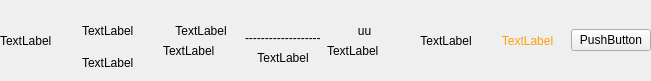
This is ticketinfo.ui in bjutSecurityst/Dtrip as Qt 5 draws it before an edit. The edited form follows.
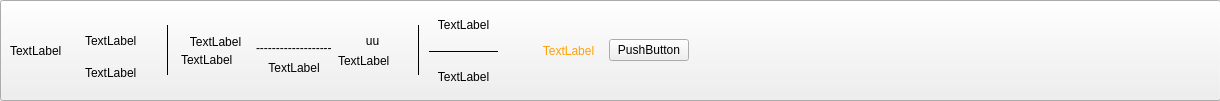
This is the edited form.

```diff
--- a/ticketinfo.ui
+++ b/ticketinfo.ui
@@ -6,23 +6,35 @@
    <rect>
     <x>0</x>
     <y>0</y>
-    <width>651</width>
-    <height>81</height>
+    <width>1220</width>
+    <height>101</height>
    </rect>
   </property>
+  <property name="sizePolicy">
+   <sizepolicy hsizetype="Minimum" vsizetype="Preferred">
+    <horstretch>0</horstretch>
+    <verstretch>0</verstretch>
+   </sizepolicy>
+  </property>
   <property name="windowTitle">
    <string>Form</string>
   </property>
   <widget class="QWidget" name="horizontalLayoutWidget">
    <property name="geometry">
     <rect>
-     <x>0</x>
-     <y>0</y>
-     <width>651</width>
+     <x>10</x>
+     <y>10</y>
+     <width>1201</width>
      <height>81</height>
     </rect>
    </property>
    <layout class="QHBoxLayout" name="horizontalLayout">
+    <property name="sizeConstraint">
+     <enum>QLayout::SizeConstraint::SetMinimumSize</enum>
+    </property>
+    <property name="rightMargin">
+     <number>2</number>
+    </property>
     <item>
      <widget class="QLabel" name="label">
       <property name="text">
@@ -32,7 +44,10 @@
     </item>
     <item>
      <layout class="QVBoxLayout" name="verticalLayout">
-      <item alignment="Qt::AlignmentFlag::AlignBottom">
+      <property name="sizeConstraint">
+       <enum>QLayout::SizeConstraint::SetDefaultConstraint</enum>
+      </property>
+      <item>
        <widget class="QLabel" name="label_2">
         <property name="styleSheet">
          <string notr="true">font: 12pt &quot;Microsoft YaHei UI&quot;;</string>
@@ -40,6 +55,15 @@
         <property name="text">
          <string>TextLabel</string>
         </property>
+        <property name="alignment">
+         <set>Qt::AlignmentFlag::AlignBottom|Qt::AlignmentFlag::AlignLeading|Qt::AlignmentFlag::AlignLeft</set>
+        </property>
+        <property name="wordWrap">
+         <bool>false</bool>
+        </property>
+        <property name="indent">
+         <number>-1</number>
+        </property>
        </widget>
       </item>
       <item>
@@ -51,9 +75,34 @@
       </item>
      </layout>
     </item>
+    <item>
+     <widget class="Line" name="line">
+      <property name="minimumSize">
+       <size>
+        <width>15</width>
+        <height>0</height>
+       </size>
+      </property>
+      <property name="maximumSize">
+       <size>
+        <width>16777215</width>
+        <height>50</height>
+       </size>
+      </property>
+      <property name="frameShadow">
+       <enum>QFrame::Shadow::Plain</enum>
+      </property>
+      <property name="orientation">
+       <enum>Qt::Orientation::Vertical</enum>
+      </property>
+     </widget>
+    </item>
     <item>
      <layout class="QVBoxLayout" name="verticalLayout_2">
-      <item alignment="Qt::AlignmentFlag::AlignBottom">
+      <property name="spacing">
+       <number>4</number>
+      </property>
+      <item>
        <widget class="QLabel" name="label_7">
         <property name="styleSheet">
          <string notr="true">font: 19pt &quot;Microsoft Sans Serif&quot;;</string>
@@ -123,7 +172,7 @@
     </item>
     <item>
      <layout class="QVBoxLayout" name="verticalLayout_3">
-      <item alignment="Qt::AlignmentFlag::AlignBottom">
+      <item>
        <widget class="QLabel" name="label_9">
         <property name="styleSheet">
          <string notr="true">font: 19pt &quot;Microsoft Sans Serif&quot;;</string>
@@ -149,18 +198,98 @@
      </layout>
     </item>
     <item>
-     <widget class="QLabel" name="label_5">
-      <property name="styleSheet">
-       <string notr="true">font: 12pt &quot;Microsoft YaHei UI&quot;;</string>
+     <widget class="Line" name="line_2">
+      <property name="minimumSize">
+       <size>
+        <width>10</width>
+        <height>0</height>
+       </size>
       </property>
-      <property name="text">
-       <string>TextLabel</string>
+      <property name="maximumSize">
+       <size>
+        <width>16777215</width>
+        <height>50</height>
+       </size>
       </property>
-      <property name="alignment">
-       <set>Qt::AlignmentFlag::AlignCenter</set>
+      <property name="frameShadow">
+       <enum>QFrame::Shadow::Plain</enum>
+      </property>
+      <property name="orientation">
+       <enum>Qt::Orientation::Vertical</enum>
       </property>
      </widget>
     </item>
+    <item>
+     <layout class="QVBoxLayout" name="verticalLayout_5" stretch="5,2,5">
+      <item>
+       <widget class="QLabel" name="label_5">
+        <property name="styleSheet">
+         <string notr="true">font: 12pt &quot;Microsoft YaHei UI&quot;;</string>
+        </property>
+        <property name="text">
+         <string>TextLabel</string>
+        </property>
+        <property name="alignment">
+         <set>Qt::AlignmentFlag::AlignCenter</set>
+        </property>
+       </widget>
+      </item>
+      <item>
+       <widget class="Line" name="line_3">
+        <property name="minimumSize">
+         <size>
+          <width>0</width>
+          <height>0</height>
+         </size>
+        </property>
+        <property name="maximumSize">
+         <size>
+          <width>500</width>
+          <height>10</height>
+         </size>
+        </property>
+        <property name="frameShadow">
+         <enum>QFrame::Shadow::Plain</enum>
+        </property>
+        <property name="orientation">
+         <enum>Qt::Orientation::Horizontal</enum>
+        </property>
+       </widget>
+      </item>
+      <item>
+       <widget class="QLabel" name="label_12">
+        <property name="styleSheet">
+         <string notr="true">font: 12pt &quot;Microsoft YaHei UI&quot;;</string>
+        </property>
+        <property name="frameShape">
+         <enum>QFrame::Shape::NoFrame</enum>
+        </property>
+        <property name="text">
+         <string>TextLabel</string>
+        </property>
+        <property name="alignment">
+         <set>Qt::AlignmentFlag::AlignCenter</set>
+        </property>
+       </widget>
+      </item>
+     </layout>
+    </item>
+    <item>
+     <spacer name="horizontalSpacer_2">
+      <property name="orientation">
+       <enum>Qt::Orientation::Horizontal</enum>
+      </property>
+      <property name="sizeType">
+       <enum>QSizePolicy::Policy::Fixed</enum>
+      </property>
+      <property name="sizeHint" stdset="0">
+       <size>
+        <width>30</width>
+        <height>20</height>
+       </size>
+      </property>
+     </spacer>
+    </item>
     <item>
      <widget class="QLabel" name="label_6">
       <property name="styleSheet">
@@ -181,8 +310,39 @@
       </property>
      </widget>
     </item>
+    <item>
+     <spacer name="horizontalSpacer">
+      <property name="orientation">
+       <enum>Qt::Orientation::Horizontal</enum>
+      </property>
+      <property name="sizeType">
+       <enum>QSizePolicy::Policy::Preferred</enum>
+      </property>
+      <property name="sizeHint" stdset="0">
+       <size>
+        <width>520</width>
+        <height>20</height>
+       </size>
+      </property>
+     </spacer>
+    </item>
    </layout>
   </widget>
+  <widget class="QPushButton" name="pushButton_2">
+   <property name="geometry">
+    <rect>
+     <x>0</x>
+     <y>0</y>
+     <width>1221</width>
+     <height>101</height>
+    </rect>
+   </property>
+   <property name="text">
+    <string/>
+   </property>
+  </widget>
+  <zorder>pushButton_2</zorder>
+  <zorder>horizontalLayoutWidget</zorder>
  </widget>
  <resources/>
  <connections/>
```
